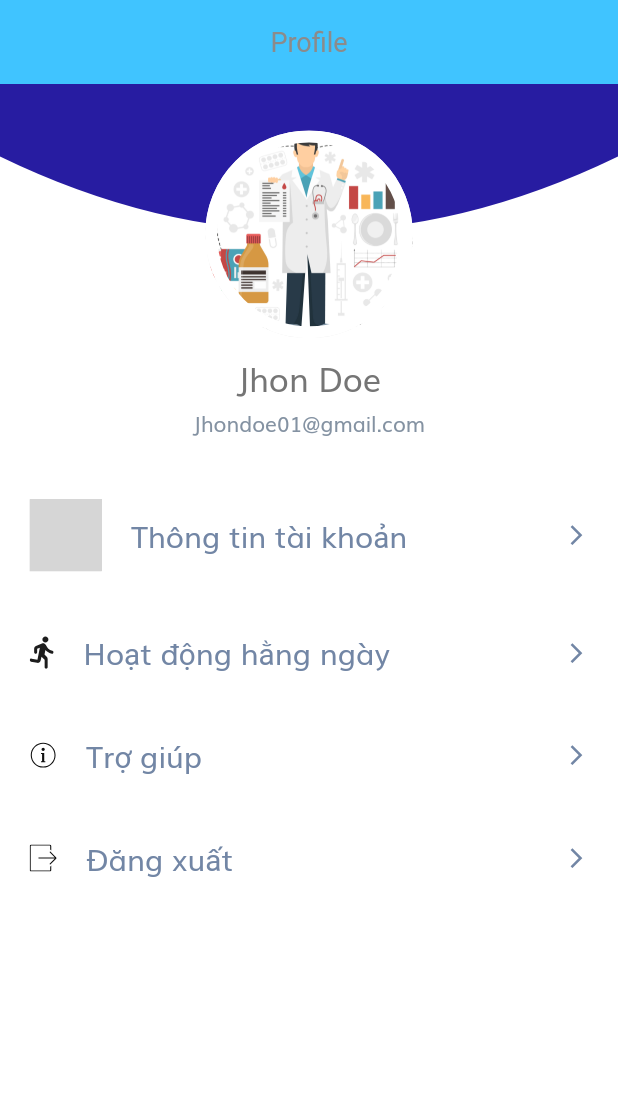
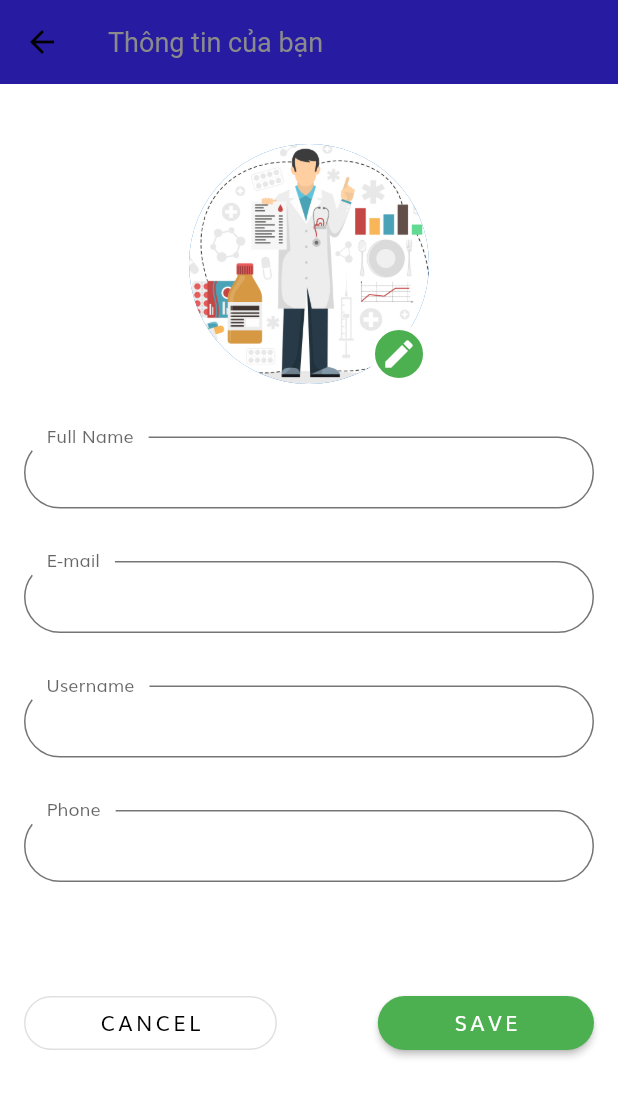
Before and after one commit to conghauto/App-Diabetes, a Flutter app: the MoreScreen screen opened by its route, after a tap on "Thông tin tài khoản", on a phone screen of 412 x 824 dp. Shown: the top 1097 px of the screen. Run offline on Flutter 3.47's test engine with Material 2 defaults, Android fonts, the phone set to English and light mode, and no system bars; our stand-ins replace firebase_auth, firebase_core, flutter_datetime_picker, flutter_svg, fluttertoast, font_awesome_flutter and 8 more; missing offline and left inert: flutter_facebook_login; accounts and stored records are empty; network calls fail; statements that could not run were skipped; grey boxes are pictures that could not be loaded.

Commit message:
Update avatar in profile

```diff
--- /dev/null
+++ b/lib/models/account.dart
@@ -0,0 +1,19 @@
+class AccountModel {
+  final String id;
+  final String fullname;
+  final String username;
+  final String email;
+  final String phone;
+
+  AccountModel({this.id, this.fullname, this.username, this.email, this.phone});
+
+  factory AccountModel.fromJson(Map<String, dynamic> json) {
+    return AccountModel(
+      id: json['id'],
+      fullname: json['fullname'].toString(),
+      username: json['username'].toString(),
+      email: json['email'].toString(),
+      phone: json['phone'].toString(),
+    );
+  }
+}
--- a/lib/routes.dart
+++ b/lib/routes.dart
@@ -1,6 +1,7 @@
 import 'package:diabetesapp/components/sign_in_google.dart';
 import 'package:diabetesapp/screens/forgot_password/forgot_password.dart';
 import 'package:diabetesapp/screens/home/home_screen.dart';
+import 'package:diabetesapp/screens/more/components/update_infor_screen.dart';
 import 'package:diabetesapp/screens/plan/components/add_event.dart';
 import 'package:diabetesapp/screens/plan/components/view_event.dart';
 import 'package:diabetesapp/screens/more/components/daily_steps_page.dart';
@@ -22,4 +23,5 @@ final Map<String, WidgetBuilder> routes= {
   PlanScreen.routeName: (context) => PlanScreen(),
   DailyStepsPage.routeName: (context) => DailyStepsPage(),
   MoreScreen.routeName: (context) => MoreScreen(),
+  EditProfilePage.routeName: (context) => EditProfilePage(),
 };
--- a/lib/screens/more/components/body.dart
+++ b/lib/screens/more/components/body.dart
@@ -1,4 +1,5 @@
 import 'package:diabetesapp/screens/more/components/daily_steps_page.dart';
+import 'package:diabetesapp/screens/more/components/update_infor_screen.dart';
 import 'package:flutter/material.dart';
 
 import '../../../size_config.dart';
@@ -18,9 +19,11 @@ class Body extends StatelessWidget {
           ),
           SizedBox(height: SizeConfig.defaultSize * 2), //20
           MenuItem(
-            iconSrc: "assets/icons/User.svg",
+            iconSrc: "assets/icons/user.svg",
             title: "Thông tin tài khoản",
-            press: () {},
+            press: () {
+              Navigator.pushNamed(context, EditProfilePage.routeName);
+            },
           ),
           MenuItem(
             iconSrc: "assets/icons/runner.svg",
--- /dev/null
+++ b/lib/screens/more/components/update_infor_screen.dart
@@ -0,0 +1,256 @@
+import 'dart:convert';
+import 'dart:io';
+
+import 'package:diabetesapp/models/account.dart';
+import 'package:flutter/material.dart';
+import 'package:fluttertoast/fluttertoast.dart';
+import 'package:http/http.dart' as http;
+import 'package:image_picker/image_picker.dart';
+import '../../../constants.dart';
+
+class EditProfilePage extends StatefulWidget {
+  static String routeName = "/update_profile";
+  @override
+  _EditProfilePageState createState() => _EditProfilePageState();
+}
+
+class _EditProfilePageState extends State<EditProfilePage> {
+  AccountModel _account;
+  TextEditingController _username;
+  TextEditingController _email;
+  TextEditingController _phone;
+  TextEditingController _fullName;
+  PickedFile _imageFile;
+  final ImagePicker _imagePicker = new ImagePicker();
+  @override
+  void initState() {
+    fetchEvents();
+  }
+
+  void fetchEvents() async {
+    String url = ip + "/api/getAccount.php";
+    var response = await http.post(url, body: {
+      'id': '3',
+    });
+    if (response.statusCode == 200) {
+      final items = json.decode(response.body).cast<Map<String, dynamic>>();
+      AccountModel inforAccount = AccountModel.fromJson(items[0]);
+      setState(() {
+        _username  = TextEditingController(text: inforAccount.username);
+        _fullName  = TextEditingController(text: inforAccount.fullname);
+        _email  = TextEditingController(text: inforAccount.email);
+        _phone  = TextEditingController(text: inforAccount.phone);
+      });
+    } else {
+      throw Exception('Failed to load data.');
+    }
+  }
+  void updateInfor() async {
+    var url = ip + "/api/updateAccount.php";
+    final response = await http.post(url, body: {
+      "id": "3",
+      "fullname": _fullName.text,
+      "username": _username.text,
+      "email": _email.text,
+      "phone": _phone.text,
+    });
+
+    var data = json.decode(response.body);
+    print(data);
+    if(data != "Success"){
+      Fluttertoast.showToast(
+          msg: "Đã xáy ra lỗi",
+          toastLength: Toast.LENGTH_SHORT,
+          gravity: ToastGravity.CENTER,
+          timeInSecForIosWeb: 1,
+          backgroundColor: Colors.red,
+          textColor: Colors.white,
+          fontSize: 16.0
+      );
+    } else {
+      Fluttertoast.showToast(
+          msg: "Update thông tin thành công",
+          toastLength: Toast.LENGTH_SHORT,
+          gravity: ToastGravity.CENTER,
+          timeInSecForIosWeb: 1,
+          backgroundColor: Colors.blue[900],
+          textColor: Colors.white,
+          fontSize: 16.0
+      );
+      Navigator.pop(context);
+    }
+  }
+  @override
+  Widget build(BuildContext context) {
+    return Scaffold(
+      appBar: AppBar(
+        backgroundColor: kPrimaryColor,
+        title: Text("Thông tin của bạn"),
+      ),
+      body: Container(
+        padding: EdgeInsets.only(left: 16, top: 25, right: 16),
+        child: GestureDetector(
+          onTap: () {
+            FocusScope.of(context).unfocus();
+          },
+          child: ListView(
+            children: [
+              SizedBox(
+                height: 15,
+              ),
+              Center(
+                child: Stack(
+                  children: <Widget>[
+                    CircleAvatar(
+                      radius: 80,
+                      backgroundImage: _imageFile == null ? AssetImage("assets/images/s1.png") : FileImage(
+                          File(_imageFile.path)),
+                    ),
+                    Positioned(
+                        bottom: 0,
+                        right: 0,
+                        child: Container(
+                          height: 40,
+                          width: 40,
+                          decoration: BoxDecoration(
+                            shape: BoxShape.circle,
+                            border: Border.all(
+                              width: 4,
+                              color: Theme.of(context).scaffoldBackgroundColor,
+                            ),
+                            color: Colors.green,
+                          ),
+                          child: InkWell(
+                            onTap: (){
+                              showModalBottomSheet(
+                                  context: context,
+                                  builder: ((builder) => bottomSheet())
+                              );
+                            },
+                            child: Icon(
+                              Icons.edit,
+                              color: Colors.white,
+                            )
+                          ),
+                        )),
+                  ],
+                ),
+              ),
+              SizedBox(
+                height: 35,
+              ),
+              buildTextField("Full Name", _fullName),
+              buildTextField("E-mail", _email),
+              buildTextField("Username", _username),
+              buildTextField("Phone", _phone),
+              SizedBox(
+                height: 35,
+              ),
+              Row(
+                mainAxisAlignment: MainAxisAlignment.spaceBetween,
+                children: [
+                  OutlineButton(
+                    padding: EdgeInsets.symmetric(horizontal: 50),
+                    shape: RoundedRectangleBorder(
+                        borderRadius: BorderRadius.circular(20)),
+                    onPressed: () {
+                      Navigator.pop(context);
+                    },
+                    child: Text("CANCEL",
+                        style: TextStyle(
+                            fontSize: 14,
+                            letterSpacing: 2.2,
+                            color: Colors.black)),
+                  ),
+                  RaisedButton(
+                    onPressed: () {
+                      updateInfor();
+                    },
+                    color: Colors.green,
+                    padding: EdgeInsets.symmetric(horizontal: 50),
+                    elevation: 2,
+                    shape: RoundedRectangleBorder(
+                        borderRadius: BorderRadius.circular(20)),
+                    child: Text(
+                      "SAVE",
+                      style: TextStyle(
+                          fontSize: 14,
+                          letterSpacing: 2.2,
+                          color: Colors.white),
+                    ),
+                  )
+                ],
+              )
+            ],
+          ),
+        ),
+      ),
+    );
+  }
+  void takePhoto(ImageSource source) async{
+    final pickedFile = await _imagePicker.getImage( source: source);
+    setState(() {
+      _imageFile = pickedFile;
+    });
+  }
+  Widget bottomSheet(){
+    return Container(
+      height: 100,
+      width: MediaQuery.of(context).size.width,
+      margin: EdgeInsets.symmetric(
+        horizontal: 20,
+        vertical: 20
+      ),
+      child: Column(
+        children: <Widget>[
+          Text(
+            "Cập nhật hình ảnh của bạn",
+            style: TextStyle(
+              fontSize: 20
+            ),
+          ),
+          SizedBox(
+            height: 20,
+          ),
+          Row(
+            mainAxisAlignment: MainAxisAlignment.center,
+            children: <Widget>[
+              FlatButton.icon(
+                  onPressed: (){
+                    takePhoto(ImageSource.camera);
+                  },
+                  icon: Icon(Icons.camera),
+                  label: Text("Camera")
+              ),
+              FlatButton.icon(
+                  onPressed: (){
+                    takePhoto(ImageSource.gallery);
+                  },
+                  icon: Icon(Icons.perm_media),
+                  label: Text("Thư mục")
+              )
+            ],
+          )
+        ],
+      ),
+    );
+  }
+  Widget buildTextField(
+      String labelText, TextEditingController text) {
+    return Padding(
+      padding: const EdgeInsets.only(bottom: 35.0),
+      child: TextFormField(
+        controller: text,
+        decoration: InputDecoration(
+            contentPadding: EdgeInsets.only(bottom: 3, left: 15),
+            labelText: labelText,
+            floatingLabelBehavior: FloatingLabelBehavior.always,
+            hintStyle: TextStyle(
+              fontSize: 18,
+              fontWeight: FontWeight.bold,
+              color: Colors.black,
+            )),
+      ),
+    );
+  }
+}
--- a/pubspec.yaml
+++ b/pubspec.yaml
@@ -43,6 +43,7 @@ dependencies:
   hive_flutter: ^0.3.1
   google_fonts: ^1.1.1
   font_awesome_flutter: ^8.10.0
+  image_picker: ^0.6.7+12
 dev_dependencies:
   flutter_test:
     sdk: flutter
```
Also changed, not shown: pubspec.lock.
